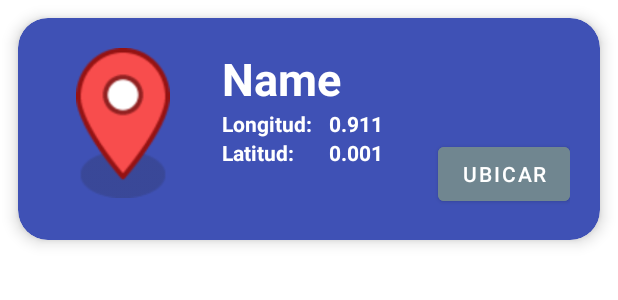
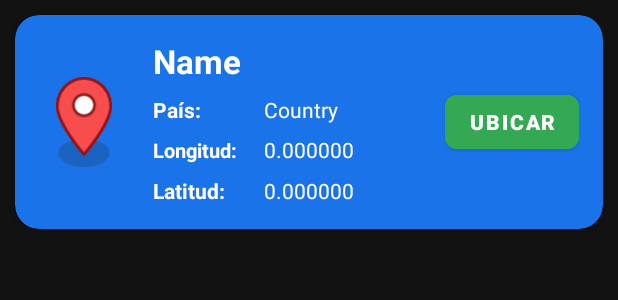
Before and after one commit to Enrique213-VP/GeoJson_Request, an Android app: the layout card_layout.xml on its own in the app's theme, with its tools: preview values and no code run, on a phone screen of 412 x 824 dp. Shown: the top 300 px of the screen. Run offline under Robolectric (Android 15) with nearby library versions, the phone set to English and light mode, and no system bars.

Commit message:
Update adapter
New feature, now the button shows specifically the information.
Improved view of the locations

```diff
--- a/app/src/main/res/layout/card_layout.xml
+++ b/app/src/main/res/layout/card_layout.xml
@@ -2,95 +2,135 @@
 <androidx.cardview.widget.CardView xmlns:android="http://schemas.android.com/apk/res/android"
     xmlns:app="http://schemas.android.com/apk/res-auto"
     android:id="@+id/cardView"
-    android:layout_margin="12dp"
-    app:cardBackgroundColor="@color/blue"
-    app:cardCornerRadius="20dp"
-    app:cardElevation="6dp"
-    app:contentPadding="4dp"
     android:layout_width="match_parent"
-    android:layout_height="wrap_content">
+    android:layout_height="wrap_content"
+    android:layout_margin="10dp"
+    app:cardBackgroundColor="@color/map_blue"
+    app:cardCornerRadius="16dp"
+    app:cardElevation="4dp">
 
-    <RelativeLayout
+    <androidx.constraintlayout.widget.ConstraintLayout
         android:layout_width="match_parent"
         android:layout_height="wrap_content"
         android:padding="16dp">
+
         <ImageView
             android:id="@+id/itemImage"
-            android:layout_width="100dp"
-            android:layout_height="100dp"
-            android:layout_alignParentStart="true"
-            android:layout_alignParentLeft="true"
-            android:layout_alignParentTop="true"
-            android:layout_marginEnd="16dp"
+            android:layout_width="60dp"
+            android:layout_height="60dp"
             android:src="@drawable/red_marker"
-            android:layout_marginRight="16dp"/>
+            app:layout_constraintBottom_toBottomOf="parent"
+            app:layout_constraintStart_toStartOf="parent"
+            app:layout_constraintTop_toTopOf="parent" />
 
         <TextView
             android:id="@+id/nameLocation"
-            android:layout_width="wrap_content"
+            android:layout_width="0dp"
             android:layout_height="wrap_content"
+            android:layout_marginStart="16dp"
+            android:layout_marginEnd="16dp"
+            android:ellipsize="end"
+            android:maxLines="1"
             android:text="Name"
-            android:textColor="@color/white"
+            android:textColor="@color/textOnPrimary"
+            android:textSize="22sp"
             android:textStyle="bold"
-            android:layout_toEndOf="@id/itemImage"
-            android:layout_toRightOf="@id/itemImage"
-            android:layout_alignParentTop="true"
-            android:textSize="30sp"/>
+            app:layout_constraintEnd_toStartOf="@+id/locationP"
+            app:layout_constraintStart_toEndOf="@+id/itemImage"
+            app:layout_constraintTop_toTopOf="parent" />
+
+        <TextView
+            android:id="@+id/countryTitle"
+            android:layout_width="70dp"
+            android:layout_height="wrap_content"
+            android:layout_marginStart="16dp"
+            android:layout_marginTop="8dp"
+            android:text="País:"
+            android:textColor="@color/textOnPrimary"
+            android:textStyle="bold"
+            app:layout_constraintStart_toEndOf="@+id/itemImage"
+            app:layout_constraintTop_toBottomOf="@+id/nameLocation" />
+
+        <TextView
+            android:id="@+id/countryLocation"
+            android:layout_width="0dp"
+            android:layout_height="wrap_content"
+            android:layout_marginStart="4dp"
+            android:layout_marginEnd="16dp"
+            android:ellipsize="end"
+            android:maxLines="1"
+            android:text="Country"
+            android:textColor="@color/textOnPrimary"
+            app:layout_constraintBaseline_toBaselineOf="@+id/countryTitle"
+            app:layout_constraintEnd_toStartOf="@+id/locationP"
+            app:layout_constraintStart_toEndOf="@+id/countryTitle" />
 
         <TextView
             android:id="@+id/longTitle"
-            android:layout_width="wrap_content"
+            android:layout_width="70dp"
             android:layout_height="wrap_content"
-            android:text="Longitud: "
-            android:textColor="@color/white"
+            android:layout_marginStart="16dp"
+            android:layout_marginTop="8dp"
+            android:textSize="13sp"
+            android:text="Longitud:"
+            android:textColor="@color/textOnPrimary"
             android:textStyle="bold"
-            android:layout_toEndOf="@id/itemImage"
-            android:layout_toRightOf="@id/itemImage"
-            android:layout_below="@id/nameLocation"/>
+            app:layout_constraintStart_toEndOf="@+id/itemImage"
+            app:layout_constraintTop_toBottomOf="@+id/countryTitle" />
+
         <TextView
             android:id="@+id/longLocation"
-            android:layout_width="wrap_content"
+            android:layout_width="0dp"
             android:layout_height="wrap_content"
-            android:textColor="@color/white"
-            android:textStyle="bold"
-            android:paddingStart="8dp"
-            android:layout_toEndOf="@id/longTitle"
-            android:layout_toRightOf="@id/longTitle"
-            android:text="0.911"
-            android:layout_below="@id/nameLocation"/>
+            android:layout_marginStart="4dp"
+            android:layout_marginEnd="16dp"
+            android:ellipsize="end"
+            android:maxLines="1"
+            android:text="0.000000"
+            android:textColor="@color/textOnPrimary"
+            app:layout_constraintBaseline_toBaselineOf="@+id/longTitle"
+            app:layout_constraintEnd_toStartOf="@+id/locationP"
+            app:layout_constraintStart_toEndOf="@+id/longTitle" />
 
         <TextView
             android:id="@+id/latTitle"
-            android:layout_width="wrap_content"
+            android:layout_width="70dp"
             android:layout_height="wrap_content"
-            android:text="Latitud: "
-            android:textColor="@color/white"
+            android:layout_marginStart="16dp"
+            android:layout_marginTop="8dp"
+            android:text="Latitud:"
+            android:textColor="@color/textOnPrimary"
             android:textStyle="bold"
-            android:layout_toRightOf="@id/itemImage"
-            android:layout_below="@id/longTitle"/>
+            app:layout_constraintStart_toEndOf="@+id/itemImage"
+            app:layout_constraintTop_toBottomOf="@+id/longTitle" />
+
         <TextView
             android:id="@+id/latLocation"
-            android:layout_width="wrap_content"
+            android:layout_width="0dp"
             android:layout_height="wrap_content"
-            android:textColor="@color/white"
-            android:textStyle="bold"
-            android:paddingStart="8dp"
-            android:layout_toEndOf="@id/longTitle"
-            android:layout_toRightOf="@id/longTitle"
-            android:text="0.001"
-            android:layout_below="@id/longLocation"/>
+            android:layout_marginStart="4dp"
+            android:layout_marginEnd="16dp"
+            android:ellipsize="end"
+            android:maxLines="1"
+            android:text="0.000000"
+            android:textColor="@color/textOnPrimary"
+            app:layout_constraintBaseline_toBaselineOf="@+id/latTitle"
+            app:layout_constraintEnd_toStartOf="@+id/locationP"
+            app:layout_constraintStart_toEndOf="@+id/latTitle" />
 
         <Button
             android:id="@+id/locationP"
             android:layout_width="wrap_content"
             android:layout_height="wrap_content"
-            android:text="Ubicar"
-            android:backgroundTint="@color/secondaryLightColor"
-            android:layout_alignParentEnd="true"
-            android:layout_alignParentRight="true"
-            android:layout_below="@id/longTitle"/>
+            android:backgroundTint="@color/secondaryColor"
+            android:text="UBICAR"
+            android:textColor="@color/textOnSecondary"
+            android:textSize="14sp"
+            android:textStyle="bold"
+            app:cornerRadius="8dp"
+            app:layout_constraintBottom_toBottomOf="parent"
+            app:layout_constraintEnd_toEndOf="parent"
+            app:layout_constraintTop_toTopOf="parent" />
 
-
-    </RelativeLayout>
-
+    </androidx.constraintlayout.widget.ConstraintLayout>
 </androidx.cardview.widget.CardView>
--- a/app/src/main/res/values-night/themes.xml
+++ b/app/src/main/res/values-night/themes.xml
@@ -1,16 +1,15 @@
 <resources xmlns:tools="http://schemas.android.com/tools">
-    <!-- Base application theme. -->
     <style name="Theme.TestRetrofit" parent="Theme.MaterialComponents.DayNight.DarkActionBar">
-        <!-- Primary brand color. -->
-        <item name="colorPrimary">@color/purple_200</item>
-        <item name="colorPrimaryVariant">@color/purple_700</item>
+        <item name="colorPrimary">@color/primaryLightColor</item>
+        <item name="colorPrimaryVariant">@color/map_blue</item>
         <item name="colorOnPrimary">@color/black</item>
-        <!-- Secondary brand color. -->
-        <item name="colorSecondary">@color/teal_200</item>
-        <item name="colorSecondaryVariant">@color/teal_200</item>
+        <item name="colorSecondary">@color/secondaryLightColor</item>
+        <item name="colorSecondaryVariant">@color/map_green</item>
         <item name="colorOnSecondary">@color/black</item>
-        <!-- Status bar color. -->
-        <item name="android:statusBarColor">?attr/colorPrimaryVariant</item>
-        <!-- Customize your theme here. -->
+        <item name="android:statusBarColor">@color/map_blue</item>
+        <item name="android:windowLightStatusBar" tools:targetApi="m">false</item>
+        <item name="android:navigationBarColor">@color/dark_background</item>
+        <item name="colorSurface">@color/dark_surface</item>
+        <item name="android:colorBackground">@color/dark_background</item>
     </style>
 </resources>
--- a/app/src/main/res/values/colors.xml
+++ b/app/src/main/res/values/colors.xml
@@ -5,11 +5,36 @@
     <color name="purple_700">#FF3700B3</color>
     <color name="teal_200">#FF03DAC5</color>
     <color name="teal_700">#FF018786</color>
-    <color name="blue">#3F51B5</color>
-    <color name="primaryColor">#0d47a1</color>
-    <color name="secondaryColor">#455a64</color>
-    <color name="primaryLightColor">#5471d2</color>
-    <color name="secondaryLightColor">#708690</color>
+
+
+    <color name="map_blue">#1A73E8</color>
+    <color name="map_green">#34A853</color>
+    <color name="map_beige">#FAE5C7</color>
+    <color name="map_brown">#A97C50</color>
+
+
+    <color name="primaryColor">#1A73E8</color>
+    <color name="primaryLightColor">#5EA3FF</color>
+    <color name="primaryDarkColor">#0049B5</color>
+
+    <color name="secondaryColor">#34A853</color>
+    <color name="secondaryLightColor">#6FDB83</color>
+    <color name="secondaryDarkColor">#0F7724</color>
+
+
+    <color name="textOnPrimary">#FFFFFF</color>
+    <color name="textOnSecondary">#FFFFFF</color>
+    <color name="backgroundColor">#F5F8FA</color>
+
+
+    <color name="alertBackground">#1A73E8</color>
+    <color name="alertTitle">#F5F8FA</color>
+    <color name="alertButton">#002308</color>
+
+    <color name="dark_background">#121212</color>
+    <color name="dark_surface">#121212</color>
+    <color name="dark_card">#1E1E1E</color>
+
     <color name="black">#FF000000</color>
     <color name="white">#FFFFFFFF</color>
 </resources>
--- a/app/src/main/res/values/strings.xml
+++ b/app/src/main/res/values/strings.xml
@@ -1,3 +1,3 @@
 <resources>
-    <string name="app_name">TestRetrofit</string>
+    <string name="app_name">GeoJson</string>
 </resources>
--- a/app/src/main/res/values/themes.xml
+++ b/app/src/main/res/values/themes.xml
@@ -1,16 +1,15 @@
 <resources xmlns:tools="http://schemas.android.com/tools">
-    <!-- Base application theme. -->
     <style name="Theme.TestRetrofit" parent="Theme.MaterialComponents.DayNight.DarkActionBar">
-        <!-- Primary brand color. -->
-        <item name="colorPrimary">@color/purple_500</item>
-        <item name="colorPrimaryVariant">@color/purple_700</item>
-        <item name="colorOnPrimary">@color/white</item>
-        <!-- Secondary brand color. -->
-        <item name="colorSecondary">@color/teal_200</item>
-        <item name="colorSecondaryVariant">@color/teal_700</item>
+        <item name="colorPrimary">@color/primaryLightColor</item>
+        <item name="colorPrimaryVariant">@color/map_blue</item>
+        <item name="colorOnPrimary">@color/black</item>
+        <item name="colorSecondary">@color/secondaryLightColor</item>
+        <item name="colorSecondaryVariant">@color/map_green</item>
         <item name="colorOnSecondary">@color/black</item>
-        <!-- Status bar color. -->
-        <item name="android:statusBarColor">?attr/colorPrimaryVariant</item>
-        <!-- Customize your theme here. -->
+        <item name="android:statusBarColor">@color/map_blue</item>
+        <item name="android:windowLightStatusBar" tools:targetApi="m">false</item>
+        <item name="android:navigationBarColor">@color/map_blue</item>
+        <item name="colorSurface">@color/dark_surface</item>
+        <item name="android:colorBackground">@color/dark_background</item>
     </style>
 </resources>
--- a/build.gradle
+++ b/build.gradle
@@ -1,6 +1,6 @@
 // Top-level build file where you can add configuration options common to all sub-projects/modules.
 plugins {
-    id 'com.android.application' version '7.4.2' apply false
-    id 'com.android.library' version '7.4.2' apply false
+    id 'com.android.application' version '8.9.0' apply false
+    id 'com.android.library' version '8.9.0' apply false
     id 'org.jetbrains.kotlin.android' version '1.8.0' apply false
 }
--- a/gradle.properties
+++ b/gradle.properties
@@ -21,3 +21,5 @@ kotlin.code.style=official
 # resources declared in the library itself and none from the library's dependencies,
 # thereby reducing the size of the R class for that library
 android.nonTransitiveRClass=true
+android.defaults.buildfeatures.buildconfig=true
+android.nonFinalResIds=false
```
Also changed, not shown: app/src/main/java/com/svape/testretrofit/GeoAdapter.kt (+62 -13 lines), app/src/main/java/com/svape/testretrofit/MainActivity.kt (+8 -6 lines), gradle/wrapper/gradle-wrapper.properties, 3 other files.
